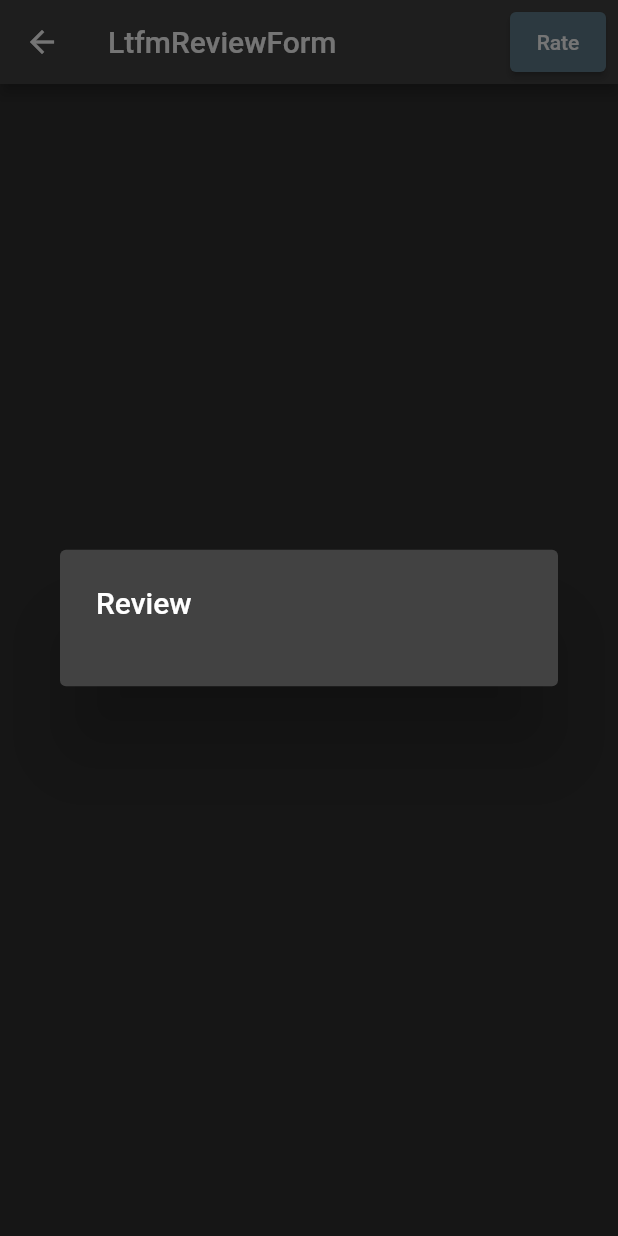
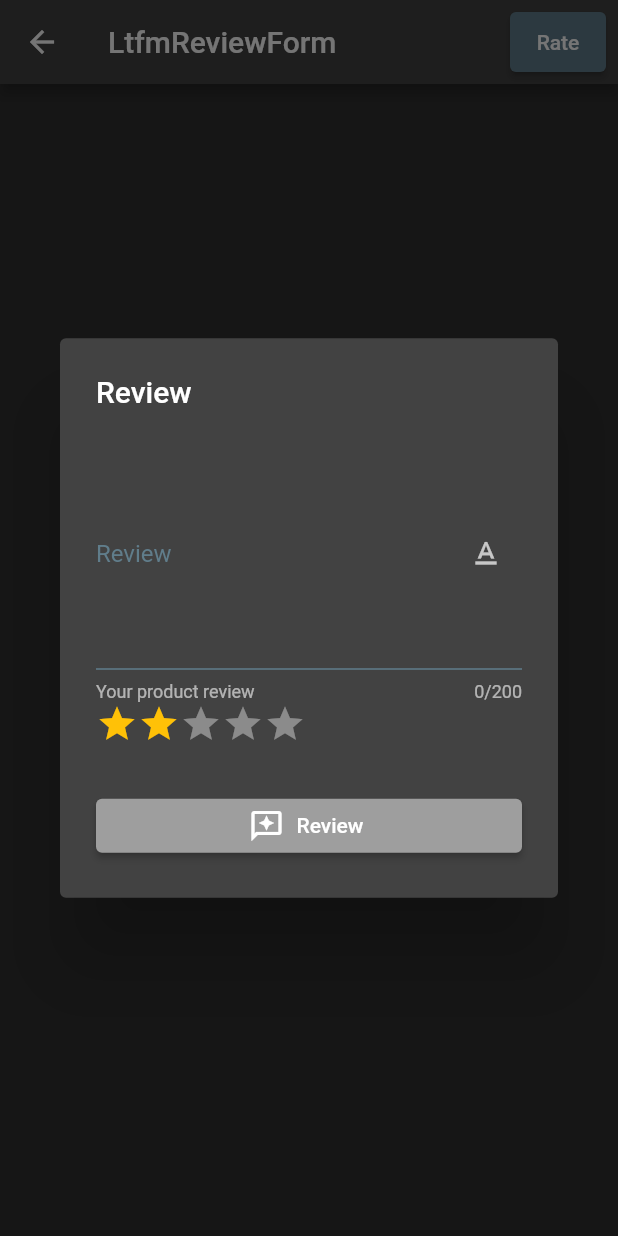
Before and after one commit to lie16/fic_exercises, a Flutter app: the LtfmReviewFormView screen opened directly, after a tap on "Rate", on a phone screen of 412 x 824 dp. Run offline on Flutter 3.47's test engine with Material 2 defaults, Android fonts, the phone set to English and light mode, and no system bars; drawn by our look-alikes of flutter_rating_bar; our stand-ins replace blur, cached_network_image, carousel_slider, dio, file_picker, flutter_image_compress and 6 more; missing offline and left inert: file_picker_cross.

Commit message:
review done

```diff
--- a/lib/module/tutorial/latihan/ltfm_review_form/view/ltfm_review_form_view.dart
+++ b/lib/module/tutorial/latihan/ltfm_review_form/view/ltfm_review_form_view.dart
@@ -29,12 +29,42 @@ class LtfmReviewFormView extends StatefulWidget {
                         child: SizedBox(
                           width: MediaQuery.of(context).size.width,
                           child: ListBody(
-                            children: const <Widget>[
+                            children: <Widget>[
                               //! 6. Pindahkan textarea review, ratingbar, dan tombol review
                               //!    yang berada di bawah ke dalam sini (di dalam children)
                               //! 7. Test fitur ini dengan klik tombol Rate di pojok kanan atas
                               //! 8. Jika popup tertutup setelah tombol review di klik,
                               //!    Tasks ini selesai
+                              QMemoField(
+                                value: "",
+                                label: "Review",
+                                hint: "Your product review",
+                                onChanged: (value) {},
+                              ),
+                              RatingBar.builder(
+                                initialRating: 2.0,
+                                minRating: 1,
+                                direction: Axis.horizontal,
+                                allowHalfRating: true,
+                                itemCount: 5,
+                                itemSize: 28.0,
+                                itemBuilder: (context, _) => const Icon(
+                                  Icons.star,
+                                  color: Colors.amber,
+                                ),
+                                onRatingUpdate: (rating) {},
+                              ),
+                              const SizedBox(height: 30),
+                              ElevatedButton.icon(
+                                icon: const Icon(Icons.reviews_outlined),
+                                label: const Text("Review"),
+                                style: ElevatedButton.styleFrom(
+                                  backgroundColor: Colors.grey,
+                                ),
+                                onPressed: () {
+                                  Navigator.pop(context);
+                                },
+                              ),
                             ],
                           ),
                         ),
```
